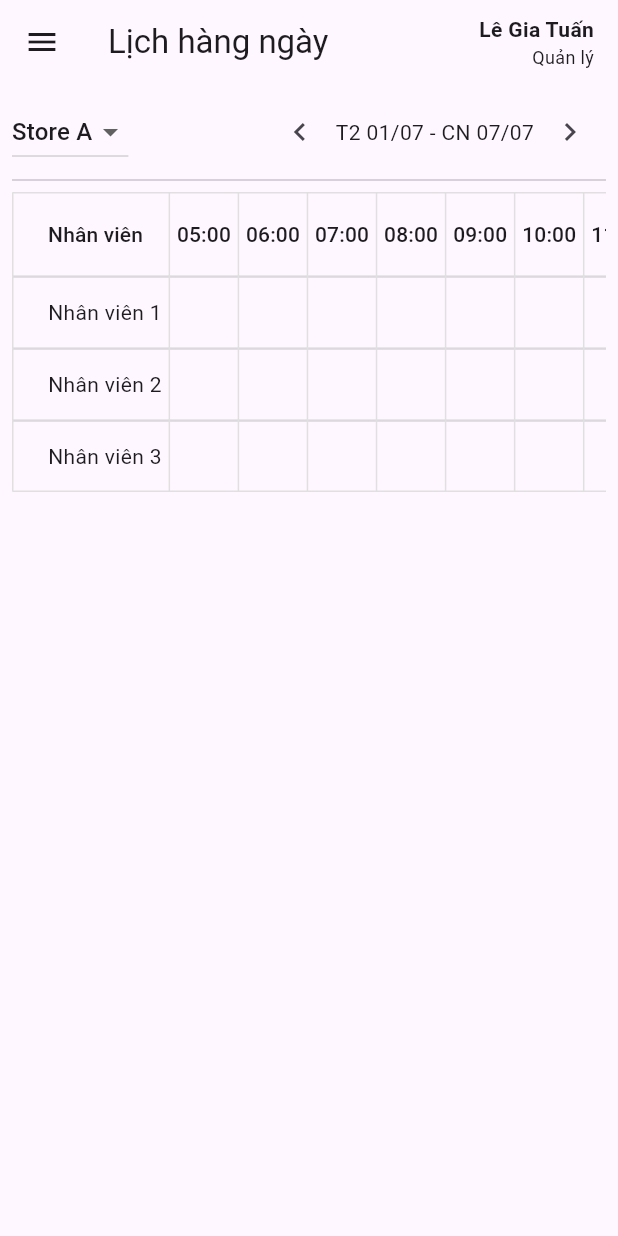
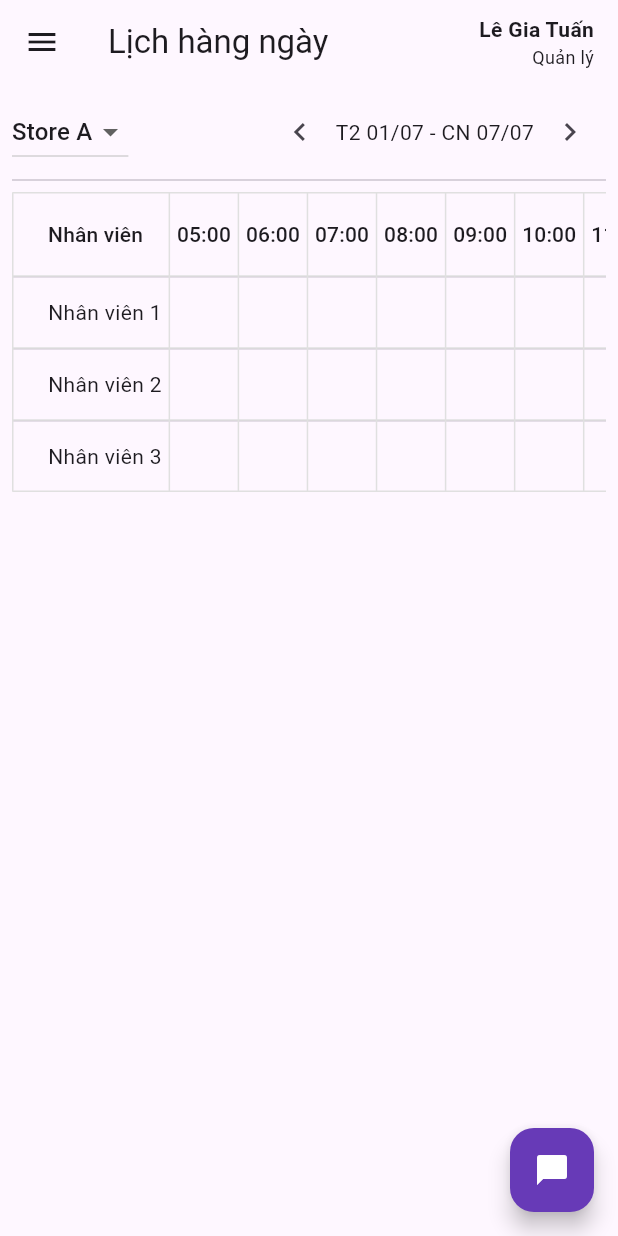
Before and after one commit to legiatuangtvt-droid/flutter_demo_dws, a Flutter app: the screen it shows after launch, on a phone screen of 412 x 824 dp. Run offline on Flutter 3.47's test engine with Material 3 defaults, Android fonts, the phone set to English and light mode, and no system bars; our stand-ins replace firebase_core; accounts and stored records are empty.

Commit message:
feat: Add chat Floating Action Button
Introduces a new Floating Action Button (FAB) for chat functionality to the main screen.

This commit creates a reusable `ChatFab` widget and integrates it into the `SchedulePage`. Currently, pressing the button displays a placeholder `SnackBar` message.

Key changes:
- Created a new `ChatFab` stateless widget in `lib/chat_fab.dart`.
- The `ChatFab` is styled with a deep purple background and a white chat bubble icon.
- Added the `ChatFab` to the `floatingActionButton` property of the `Scaffold` in `main.dart`.

```diff
--- /dev/null
+++ b/lib/chat_fab.dart
@@ -0,0 +1,23 @@
+import 'package:flutter/material.dart';
+
+class ChatFab extends StatelessWidget {
+  const ChatFab({super.key});
+
+  @override
+  Widget build(BuildContext context) {
+    return FloatingActionButton(
+      onPressed: () {
+        // Logic xử lý khi nhấn vào nút
+        // Ví dụ: Mở màn hình chat, hoặc hiển thị thông báo
+        ScaffoldMessenger.of(context).showSnackBar(
+          const SnackBar(
+            content: Text('Chức năng chat chưa được triển khai.'),
+            duration: Duration(seconds: 2),
+          ),
+        );
+      },
+      backgroundColor: Colors.deepPurple,
+      child: const Icon(Icons.chat_bubble, color: Colors.white),
+    );
+  }
+}
--- a/lib/main.dart
+++ b/lib/main.dart
@@ -1,5 +1,6 @@
 import 'package:flutter/material.dart';
 import 'package:firebase_core/firebase_core.dart';
+import 'package:flutter_demo_dws/chat_fab.dart'; // Import the new file
 import 'firebase_options.dart';
 
 void main() async {
@@ -181,6 +182,8 @@ class _SchedulePageState extends State<SchedulePage> {
           ],
         ),
       ),
+      // 4. Add the Floating Action Button
+      floatingActionButton: const ChatFab(),
     );
   }
 }
```
